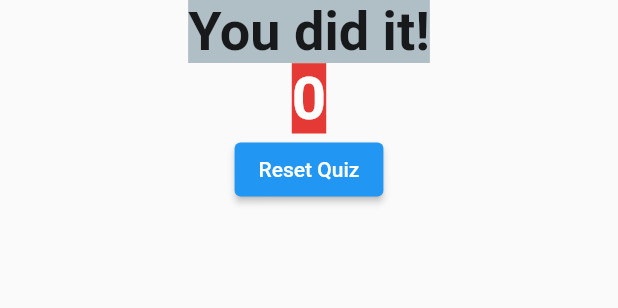
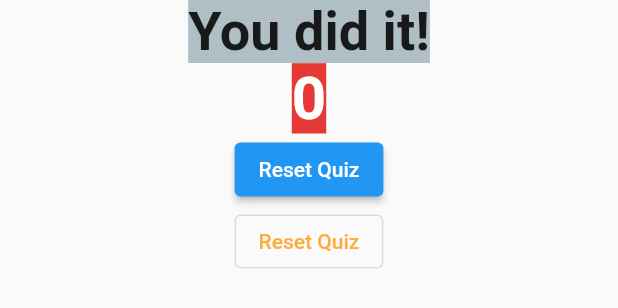
Before and after one commit to ugurdal/flutter_complete_guid, a Flutter app: the Result widget shown alone on an empty page, opened directly with empty values, on a phone screen of 412 x 824 dp. Shown: the top 308 px of the screen. Run offline on Flutter 3.47's test engine with Material 2 defaults, Android fonts, the phone set to English and light mode, and no system bars.

Commit message:
outlinebutton example

```diff
--- a/lib/result.dart
+++ b/lib/result.dart
@@ -37,7 +37,15 @@ class Result extends StatelessWidget {
           ElevatedButton(
             onPressed: resetHandler,
             child: const Text("Reset Quiz"),
-          )
+          ),
+          OutlinedButton(
+            onPressed: resetHandler,
+            style: OutlinedButton.styleFrom(
+              primary: Colors.orangeAccent,
+              shadowColor: Colors.purple,
+            ),
+            child: const Text("Reset Quiz"),
+          ),
         ],
       ),
     );
```
